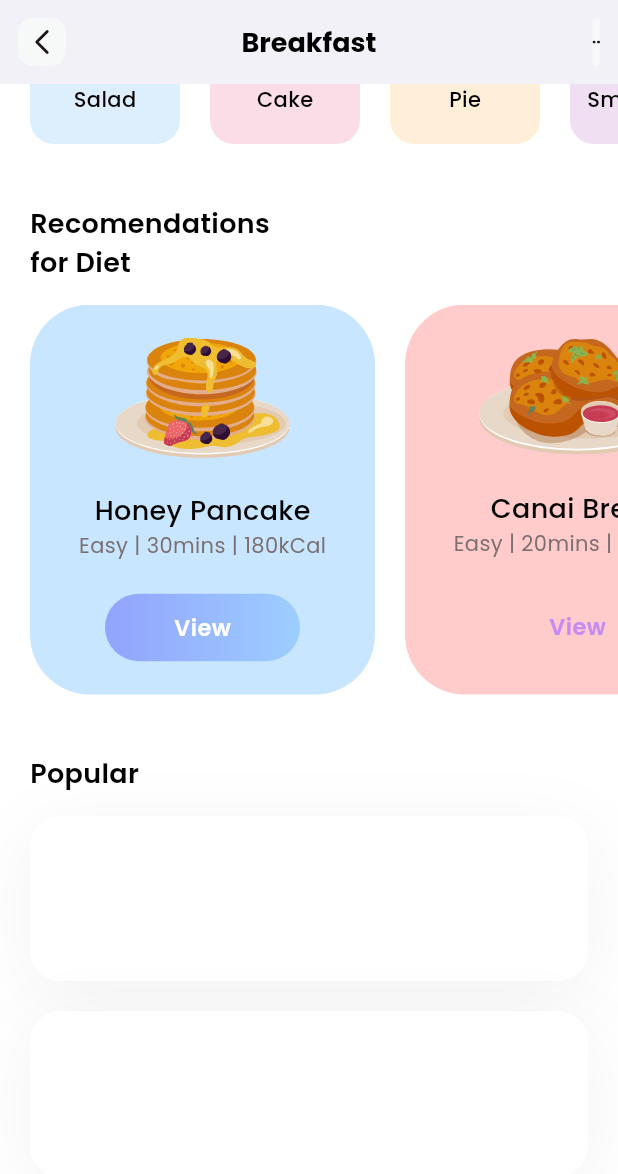
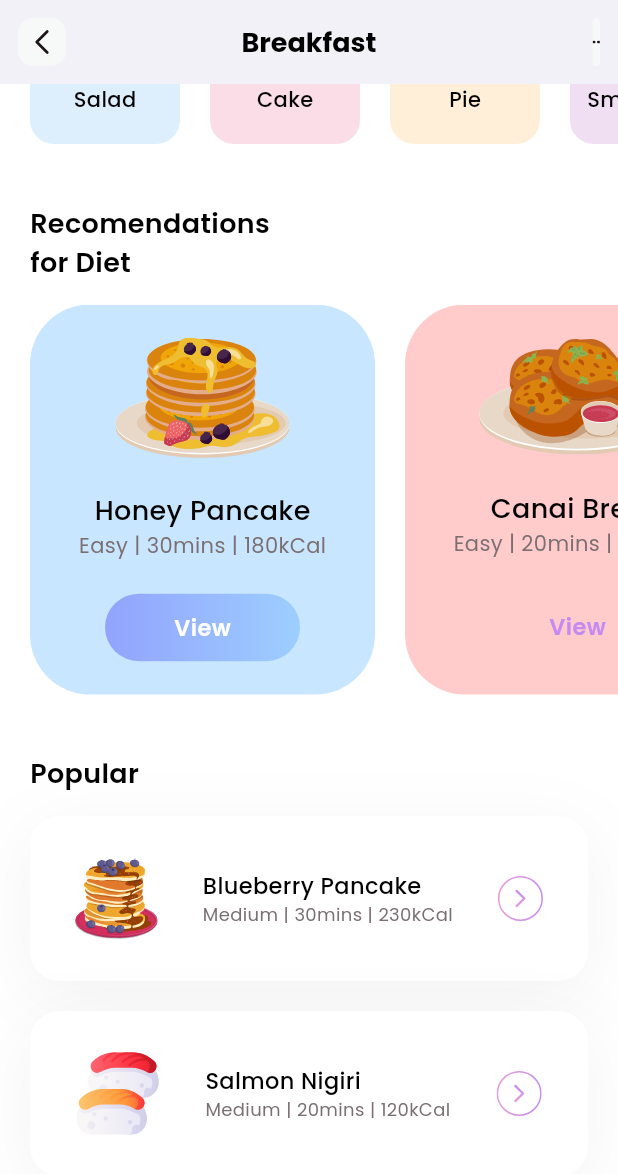
Before and after one commit to furyydev/trell, a Flutter app: the screen it shows after launch, scrolled down 262 dp, on a phone screen of 412 x 824 dp. Shown: the top 1174 px of the screen. Run offline on Flutter 3.47's test engine with Material 3 defaults, Android fonts, the phone set to English and light mode, and no system bars; our stand-ins replace flutter_svg.

Commit message:
Popular Model Completed

```diff
--- a/lib/models/popularmodels.dart
+++ b/lib/models/popularmodels.dart
@@ -4,7 +4,7 @@ class Popularmodels {
   String level;
   String duration;
   String calories;
-  bool viewisSelected;
+  bool boxisSelected;
 
   Popularmodels({
     required this.name,
@@ -12,7 +12,7 @@ class Popularmodels {
     required this.level,
     required this.duration,
     required this.calories,
-    required this.viewisSelected,
+    required this.boxisSelected,
   });
 
   static List<Popularmodels> getPopular() {
@@ -24,7 +24,7 @@ class Popularmodels {
         level: 'Medium',
         duration: '30mins',
         calories: '230kCal',
-        viewisSelected: true,
+        boxisSelected: true,
       ),
     );
     populars.add(
@@ -34,7 +34,7 @@ class Popularmodels {
         level: 'Medium',
         duration: '20mins',
         calories: '120kCal',
-        viewisSelected: true,
+        boxisSelected: true,
       ),
     );
     return populars;
--- a/lib/pages/homepage.dart
+++ b/lib/pages/homepage.dart
@@ -76,7 +76,9 @@ class _HomepageState extends State<Homepage> {
                   return Container(
                     height: 110,
                     decoration: BoxDecoration(
-                      color: Colors.white,
+                      color: popular[index].boxisSelected
+                          ? Colors.white
+                          : Colors.transparent,
                       borderRadius: BorderRadius.circular(20),
                       boxShadow: [
                         BoxShadow(
@@ -84,6 +86,47 @@ class _HomepageState extends State<Homepage> {
                           offset: Offset(0, 10),
                           blurRadius: 40,
                           spreadRadius: 0,
+                        ),
+                      ],
+                    ),
+                    child: Row(
+                      mainAxisAlignment: MainAxisAlignment.spaceEvenly,
+                      children: [
+                        SvgPicture.asset(
+                          popular[index].iconPath,
+                          width: 55,
+                          height: 55,
+                        ),
+                        Column(
+                          mainAxisAlignment: MainAxisAlignment.center,
+                          crossAxisAlignment: CrossAxisAlignment.start,
+                          children: [
+                            Text(
+                              popular[index].name,
+                              style: TextStyle(
+                                color: Colors.black,
+                                fontSize: 15,
+                                fontWeight: FontWeight.w500,
+                              ),
+                            ),
+                            Text(
+                              "${popular[index].level} | ${popular[index].duration} | ${popular[index].calories}",
+                              style: TextStyle(
+                                color: Color(0xff7B6F72),
+                                fontSize: 12,
+                              ),
+                            ),
+                          ],
+                        ),
+                        GestureDetector(
+                          onTap: () {
+                            // TBD
+                          },
+                          child: SvgPicture.asset(
+                            'assets/icons/button.svg',
+                            width: 30,
+                            height: 30,
+                          ),
                         ),
                       ],
                     ),
```
